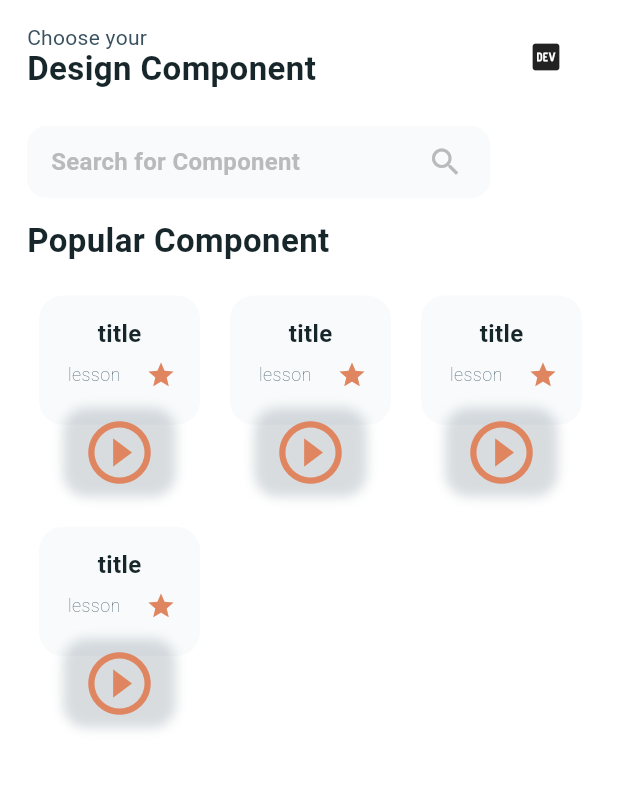
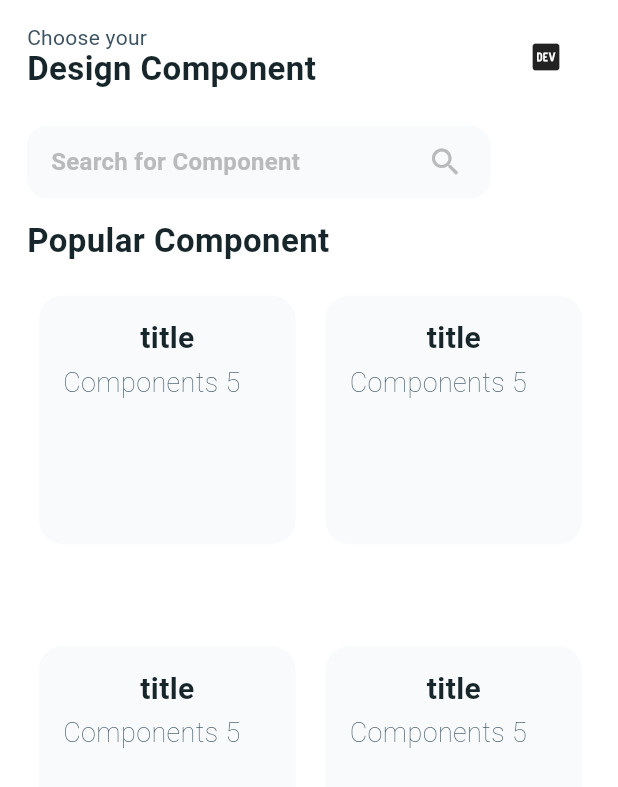
Before and after one commit to Hamadioumar/flutter-components, a Flutter app: the screen it shows after launch, on a phone screen of 412 x 824 dp. Shown: the top 787 px of the screen. Run offline on Flutter 3.47's test engine with Material 2 defaults, Android fonts, the phone set to English and light mode, and no system bars; Roboto replaces fonts that are missing (WorkSans).

Commit message:
some refactoring

```diff
--- /dev/null
+++ b/lib/app/components/app_bar.dart
@@ -0,0 +1,49 @@
+import 'package:flutter/foundation.dart';
+import 'package:flutter/material.dart';
+import 'package:flutter_components/app/home/models/design_components.dart';
+
+class GetAppBarUI extends StatelessWidget {
+  @override
+  Widget build(BuildContext context) {
+    return Padding(
+      padding: const EdgeInsets.only(top: 8.0, left: 18, right: 18),
+      child: Row(
+        children: <Widget>[
+          const Expanded(
+            child: Column(
+              mainAxisAlignment: MainAxisAlignment.end,
+              crossAxisAlignment: CrossAxisAlignment.start,
+              children: <Widget>[
+                Text(
+                  'Choose your',
+                  textAlign: TextAlign.left,
+                  style: TextStyle(
+                    fontWeight: FontWeight.w400,
+                    fontSize: 14,
+                    letterSpacing: 0.2,
+                    color: DesignComponentAppTheme.grey,
+                  ),
+                ),
+                Text(
+                  'Design Component',
+                  textAlign: TextAlign.left,
+                  style: TextStyle(
+                    fontWeight: FontWeight.bold,
+                    fontSize: 22,
+                    letterSpacing: 0.27,
+                    color: DesignComponentAppTheme.darkerText,
+                  ),
+                ),
+              ],
+            ),
+          ),
+          Container(
+            width: 60,
+            height: 60,
+            child: const Icon(Icons.logo_dev),
+          )
+        ],
+      ),
+    );;
+  }
+}
--- a/lib/app/components/popular_components_list.dart
+++ b/lib/app/components/popular_components_list.dart
@@ -42,7 +42,7 @@ class _PopularComponentListViewState extends State<PopularComponentListView>
               physics: const BouncingScrollPhysics(),
               scrollDirection: Axis.vertical,
               gridDelegate: const SliverGridDelegateWithFixedCrossAxisCount(
-                crossAxisCount: 3,
+                crossAxisCount: 2,
                 mainAxisSpacing: 20.0,
                 crossAxisSpacing: 20.0,
                 childAspectRatio: 0.8,
@@ -104,7 +104,7 @@ class CategoryView extends StatelessWidget {
               splashColor: Colors.transparent,
               onTap: callback,
               child: SizedBox(
-                height: 280,
+                height: 380,
                 child: Stack(
                   alignment: AlignmentDirectional.bottomCenter,
                   children: <Widget>[
@@ -124,9 +124,9 @@ class CategoryView extends StatelessWidget {
                                 children: <Widget>[
                                   Expanded(
                                     child: Container(
-                                      child: Column(
+                                      child: const Column(
                                         children: <Widget>[
-                                          const Padding(
+                                          Padding(
                                             padding: EdgeInsets.only(
                                                 top: 16, left: 16, right: 16),
                                             child: Text(
@@ -134,7 +134,7 @@ class CategoryView extends StatelessWidget {
                                               textAlign: TextAlign.left,
                                               style: TextStyle(
                                                 fontWeight: FontWeight.w600,
-                                                fontSize: 16,
+                                                fontSize: 20,
                                                 letterSpacing: 0.27,
                                                 color: DesignComponentAppTheme
                                                     .darkerText,
@@ -142,7 +142,7 @@ class CategoryView extends StatelessWidget {
                                             ),
                                           ),
                                           Padding(
-                                            padding: const EdgeInsets.only(
+                                            padding: EdgeInsets.only(
                                                 top: 8,
                                                 left: 16,
                                                 right: 16,
@@ -154,31 +154,31 @@ class CategoryView extends StatelessWidget {
                                               crossAxisAlignment:
                                                   CrossAxisAlignment.center,
                                               children: <Widget>[
-                                                const Text(
-                                                  ' lesson',
+                                                Text(
+                                                  'Components 5',
                                                   textAlign: TextAlign.left,
                                                   style: TextStyle(
                                                     fontWeight: FontWeight.w200,
-                                                    fontSize: 12,
+                                                    fontSize: 18,
                                                     letterSpacing: 0.27,
                                                     color:
                                                         DesignComponentAppTheme
                                                             .grey,
                                                   ),
                                                 ),
-                                                Container(
-                                                  child: const Row(
-                                                    children: <Widget>[
-                                                      Icon(
-                                                        Icons.star,
-                                                        color:
-                                                            DesignComponentAppTheme
-                                                                .nearlyBlue,
-                                                        size: 20,
-                                                      ),
-                                                    ],
-                                                  ),
-                                                )
+                                                // Container(
+                                                //   child: const Row(
+                                                //     children: <Widget>[
+                                                //       Icon(
+                                                //         Icons.star,
+                                                //         color:
+                                                //             DesignComponentAppTheme
+                                                //                 .nearlyBlue,
+                                                //         size: 20,
+                                                //       ),
+                                                //     ],
+                                                //   ),
+                                                // )
                                               ],
                                             ),
                                           ),
@@ -199,37 +199,38 @@ class CategoryView extends StatelessWidget {
                         ],
                       ),
                     ),
-                    Container(
-                      child: Padding(
-                        padding:
-                            const EdgeInsets.only(top: 24, right: 16, left: 16),
-                        child: Container(
-                          decoration: BoxDecoration(
-                            borderRadius:
-                                const BorderRadius.all(Radius.circular(16.0)),
-                            boxShadow: <BoxShadow>[
-                              BoxShadow(
-                                  color: DesignComponentAppTheme.grey
-                                      .withOpacity(0.2),
-                                  offset: const Offset(0.0, 0.0),
-                                  blurRadius: 6.0),
-                            ],
-                          ),
-                          child: const ClipRRect(
-                            borderRadius:
-                                BorderRadius.all(Radius.circular(16.0)),
-                            child: AspectRatio(
-                              aspectRatio: 1.28,
-                              child: Icon(
-                                Icons.play_circle_outline,
-                                color: DesignComponentAppTheme.nearlyBlue,
-                                size: 50,
-                              ),
-                            ),
-                          ),
-                        ),
-                      ),
-                    ),
+                    // Container(
+                    //   child: Padding(
+                    //     padding:
+                    //         const EdgeInsets.only(top: 24, right: 16, left: 16),
+                    //     child: Container(
+                    //       decoration: BoxDecoration(
+                    //         borderRadius:
+                    //             const BorderRadius.all(Radius.circular(16.0)),
+                    //         boxShadow: <BoxShadow>[
+                    //           BoxShadow(
+                    //               color: DesignComponentAppTheme.grey
+                    //                   .withOpacity(0.1),
+                    //               offset: const Offset(0.0, 0.0),
+                    //               blurRadius: 6.0),
+                    //         ],
+                    //       ),
+                    //       child: const ClipRRect(
+                    //         borderRadius:
+                    //             BorderRadius.all(Radius.circular(16.0)),
+                    //         child: AspectRatio(
+                    //           aspectRatio: 1.28,
+                    //           child: Icon(
+                    //             Icons.play_circle_outline,
+                    //             color: DesignComponentAppTheme.nearlyBlue,
+                    //             size: 50,
+                    //           ),
+                    //         ),
+                    //       ),
+                    //     ),
+                    //   ),
+                    // ),
+
                   ],
                 ),
               ),
--- /dev/null
+++ b/lib/app/components/search_bar.dart
@@ -0,0 +1,84 @@
+import 'package:flutter/foundation.dart';
+import 'package:flutter/material.dart';
+import 'package:flutter_components/app/home/models/design_components.dart';
+import 'package:flutter_components/main.dart';
+
+class GetSearchBarUI extends StatelessWidget {
+  const GetSearchBarUI({super.key});
+
+  @override
+  Widget build(BuildContext context) {
+    return
+     Padding(
+      padding: const EdgeInsets.only(top: 8.0, left: 18),
+      child: Row(
+        mainAxisAlignment: MainAxisAlignment.center,
+        crossAxisAlignment: CrossAxisAlignment.start,
+        children: <Widget>[
+          Container(
+            width: MediaQuery.of(context).size.width * 0.75,
+            height: 64,
+            child: Padding(
+              padding: const EdgeInsets.only(top: 8, bottom: 8),
+              child: Container(
+                decoration: BoxDecoration(
+                  color: HexColor('#F8FAFB'),
+                  borderRadius: const BorderRadius.only(
+                    bottomRight: Radius.circular(13.0),
+                    bottomLeft: Radius.circular(13.0),
+                    topLeft: Radius.circular(13.0),
+                    topRight: Radius.circular(13.0),
+                  ),
+                ),
+                child: Row(
+                  children: <Widget>[
+                    Expanded(
+                      child: Container(
+                        padding: const EdgeInsets.only(left: 16, right: 16),
+                        child: TextFormField(
+                          style: const TextStyle(
+                            fontFamily: 'WorkSans',
+                            fontWeight: FontWeight.bold,
+                            fontSize: 16,
+                            color: DesignComponentAppTheme.nearlyBlue,
+                          ),
+                          keyboardType: TextInputType.text,
+                          decoration: InputDecoration(
+                            labelText: 'Search for Component',
+                            border: InputBorder.none,
+                            helperStyle: TextStyle(
+                              fontWeight: FontWeight.bold,
+                              fontSize: 16,
+                              color: HexColor('#B9BABC'),
+                            ),
+                            labelStyle: TextStyle(
+                              fontWeight: FontWeight.w600,
+                              fontSize: 16,
+                              letterSpacing: 0.2,
+                              color: HexColor('#B9BABC'),
+                            ),
+                          ),
+                          onEditingComplete: () {},
+                        ),
+                      ),
+                    ),
+                    SizedBox(
+                      width: 60,
+                      height: 60,
+                      child: Icon(Icons.search, color: HexColor('#B9BABC')),
+                    )
+                  ],
+                ),
+              ),
+            ),
+          ),
+          const Expanded(
+            child: SizedBox(),
+          )
+        ],
+      ),
+    );
+
+
+  }
+}
--- a/lib/app/home/home_view.dart
+++ b/lib/app/home/home_view.dart
@@ -1,6 +1,8 @@
 import 'package:flutter/material.dart';
+import 'package:flutter_components/app/components/app_bar.dart';
 import 'package:flutter_components/app/components/catagories_list_view.dart';
 import 'package:flutter_components/app/components/popular_components_list.dart';
+import 'package:flutter_components/app/components/search_bar.dart';
 import 'package:flutter_components/app/home/models/components_info.dart';
 import 'package:flutter_components/app/home/models/design_components.dart';
 import 'package:flutter_components/main.dart';
@@ -12,7 +14,6 @@ class DesignComponentHomeScreen extends StatefulWidget {
 }
 
 class _DesignComponentHomeScreenState extends State<DesignComponentHomeScreen> {
-  CategoryType categoryType = CategoryType.ui;
 
   @override
   Widget build(BuildContext context) {
@@ -25,15 +26,14 @@ class _DesignComponentHomeScreenState extends State<DesignComponentHomeScreen> {
             SizedBox(
               height: MediaQuery.of(context).padding.top,
             ),
-            getAppBarUI(),
+            GetAppBarUI(),
             Expanded(
               child: SingleChildScrollView(
                 child: Container(
                   height: MediaQuery.of(context).size.height,
                   child: Column(
                     children: <Widget>[
-                      getSearchBarUI(),
-                     //  getCategoryUI(),
+                      GetSearchBarUI(),
                       Flexible(
                         child: getPopularComponentUI(),
                       ),
@@ -76,7 +76,7 @@ class _DesignComponentHomeScreenState extends State<DesignComponentHomeScreen> {
       ),
     );
   }
-
+//navigation to the components info
   void moveTo() {
     Navigator.push<dynamic>(
       context,
@@ -86,175 +86,4 @@ class _DesignComponentHomeScreenState extends State<DesignComponentHomeScreen> {
     );
   }
 
-  Widget getButtonUI(CategoryType categoryTypeData, bool isSelected) {
-    String txt = '';
-    if (CategoryType.ui == categoryTypeData) {
-      txt = 'Ui/Ux';
-    } else if (CategoryType.coding == categoryTypeData) {
-      txt = 'Coding';
-    } else if (CategoryType.basic == categoryTypeData) {
-      txt = 'Basic UI';
-    }
-    return Expanded(
-      child: Container(
-        decoration: BoxDecoration(
-            color: isSelected
-                ? DesignComponentAppTheme.nearlyBlue
-                : DesignComponentAppTheme.nearlyWhite,
-            borderRadius: const BorderRadius.all(Radius.circular(24.0)),
-            border: Border.all(color: DesignComponentAppTheme.nearlyBlue)),
-        child: Material(
-          color: Colors.transparent,
-          child: InkWell(
-            splashColor: Colors.white24,
-            borderRadius: const BorderRadius.all(Radius.circular(24.0)),
-            onTap: () {
-              setState(() {
-                categoryType = categoryTypeData;
-              });
-            },
-            child: Padding(
-              padding: const EdgeInsets.only(
-                  top: 12, bottom: 12, left: 18, right: 18),
-              child: Center(
-                child: Text(
-                  txt,
-                  textAlign: TextAlign.left,
-                  style: TextStyle(
-                    fontWeight: FontWeight.w600,
-                    fontSize: 12,
-                    letterSpacing: 0.27,
-                    color: isSelected
-                        ? DesignComponentAppTheme.nearlyWhite
-                        : DesignComponentAppTheme.nearlyBlue,
-                  ),
-                ),
-              ),
-            ),
-          ),
-        ),
-      ),
-    );
-  }
-
-  Widget getSearchBarUI() {
-    return Padding(
-      padding: const EdgeInsets.only(top: 8.0, left: 18),
-      child: Row(
-        mainAxisAlignment: MainAxisAlignment.center,
-        crossAxisAlignment: CrossAxisAlignment.start,
-        children: <Widget>[
-          Container(
-            width: MediaQuery.of(context).size.width * 0.75,
-            height: 64,
-            child: Padding(
-              padding: const EdgeInsets.only(top: 8, bottom: 8),
-              child: Container(
-                decoration: BoxDecoration(
-                  color: HexColor('#F8FAFB'),
-                  borderRadius: const BorderRadius.only(
-                    bottomRight: Radius.circular(13.0),
-                    bottomLeft: Radius.circular(13.0),
-                    topLeft: Radius.circular(13.0),
-                    topRight: Radius.circular(13.0),
-                  ),
-                ),
-                child: Row(
-                  children: <Widget>[
-                    Expanded(
-                      child: Container(
-                        padding: const EdgeInsets.only(left: 16, right: 16),
-                        child: TextFormField(
-                          style: const TextStyle(
-                            fontFamily: 'WorkSans',
-                            fontWeight: FontWeight.bold,
-                            fontSize: 16,
-                            color: DesignComponentAppTheme.nearlyBlue,
-                          ),
-                          keyboardType: TextInputType.text,
-                          decoration: InputDecoration(
-                            labelText: 'Search for Component',
-                            border: InputBorder.none,
-                            helperStyle: TextStyle(
-                              fontWeight: FontWeight.bold,
-                              fontSize: 16,
-                              color: HexColor('#B9BABC'),
-                            ),
-                            labelStyle: TextStyle(
-                              fontWeight: FontWeight.w600,
-                              fontSize: 16,
-                              letterSpacing: 0.2,
-                              color: HexColor('#B9BABC'),
-                            ),
-                          ),
-                          onEditingComplete: () {},
-                        ),
-                      ),
-                    ),
-                    SizedBox(
-                      width: 60,
-                      height: 60,
-                      child: Icon(Icons.search, color: HexColor('#B9BABC')),
-                    )
-                  ],
-                ),
-              ),
-            ),
-          ),
-          const Expanded(
-            child: SizedBox(),
-          )
-        ],
-      ),
-    );
-  }
-
-  Widget getAppBarUI() {
-    return Padding(
-      padding: const EdgeInsets.only(top: 8.0, left: 18, right: 18),
-      child: Row(
-        children: <Widget>[
-          const Expanded(
-            child: Column(
-              mainAxisAlignment: MainAxisAlignment.end,
-              crossAxisAlignment: CrossAxisAlignment.start,
-              children: <Widget>[
-                Text(
-                  'Choose your',
-                  textAlign: TextAlign.left,
-                  style: TextStyle(
-                    fontWeight: FontWeight.w400,
-                    fontSize: 14,
-                    letterSpacing: 0.2,
-                    color: DesignComponentAppTheme.grey,
-                  ),
-                ),
-                Text(
-                  'Design Component',
-                  textAlign: TextAlign.left,
-                  style: TextStyle(
-                    fontWeight: FontWeight.bold,
-                    fontSize: 22,
-                    letterSpacing: 0.27,
-                    color: DesignComponentAppTheme.darkerText,
-                  ),
-                ),
-              ],
-            ),
-          ),
-          Container(
-            width: 60,
-            height: 60,
-            child: const Icon(Icons.logo_dev),
-          )
-        ],
-      ),
-    );
-  }
 }
-
-enum CategoryType {
-  ui,
-  coding,
-  basic,
-}
```
